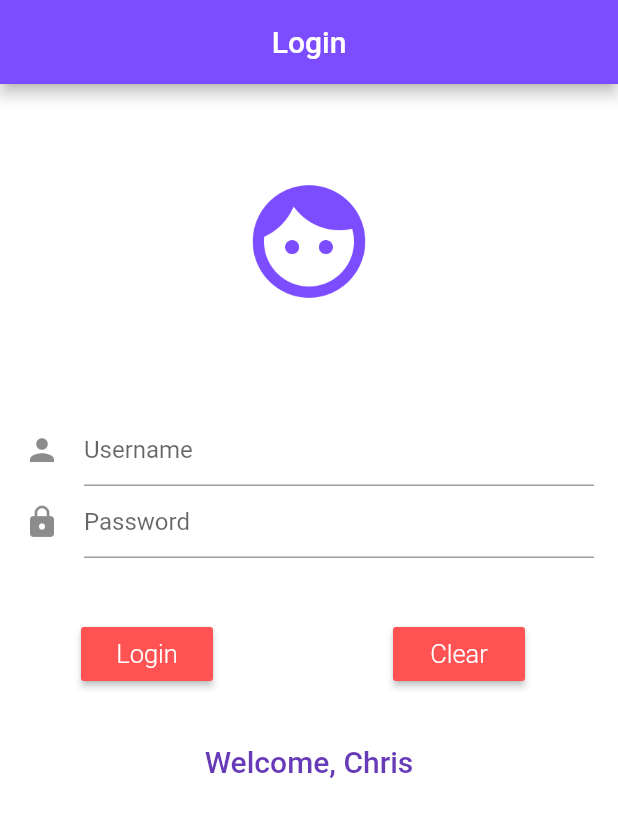
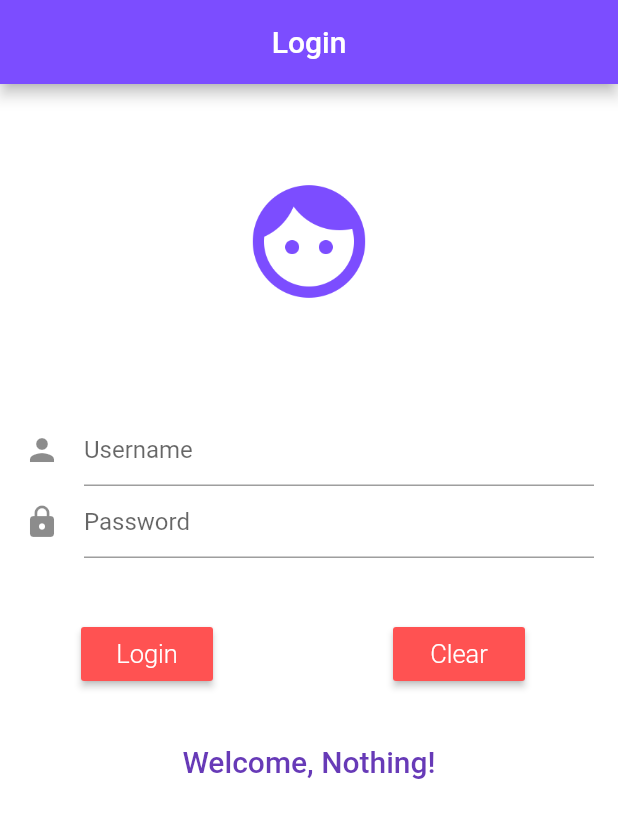
Before and after one commit to cryz97/loginApp_flutter, a Flutter app: the screen it shows after launch, after a tap on "Login", on a phone screen of 412 x 824 dp. Shown: the top 818 px of the screen. Run offline on Flutter 3.47's test engine with Material 2 defaults, Android fonts, the phone set to English and light mode, and no system bars.

Commit message:
login function

```diff
--- a/lib/ui/login.dart
+++ b/lib/ui/login.dart
@@ -13,11 +13,22 @@ class LoginState extends State<Login> {
 
   final TextEditingController _userController = new TextEditingController();
   final TextEditingController _passwordController = new TextEditingController();
+  String _welcomeString = "";
 
   void _erase(){
     setState(() {
       _userController.clear();
       _passwordController.clear();
+    });
+  }
+
+  void _showWelcome(){
+    setState(() {
+      if(_userController.text.isNotEmpty && _userController.text.isNotEmpty){
+        _welcomeString = _userController.text;
+      }
+      else
+        _welcomeString = "Nothing!";
     });
   }
 
@@ -83,7 +94,7 @@ class LoginState extends State<Login> {
                         new Container(
                           margin: const EdgeInsets.only(left: 38),
                           child: new RaisedButton(
-                              onPressed: () => debugPrint("Clicked"),
+                              onPressed: _showWelcome,
                               color: Colors.redAccent,
                               child: new Text("Login",
                               style: new TextStyle(color: Colors.white,
@@ -113,7 +124,7 @@ class LoginState extends State<Login> {
             new Row(
               mainAxisAlignment: MainAxisAlignment.center,
               children: <Widget>[
-                new Text("Welcome, Chris",
+                new Text("Welcome, $_welcomeString",
                 style: new TextStyle(color: Colors.deepPurple,
                 fontSize: 20,
                 fontWeight: FontWeight.w500),)
```
